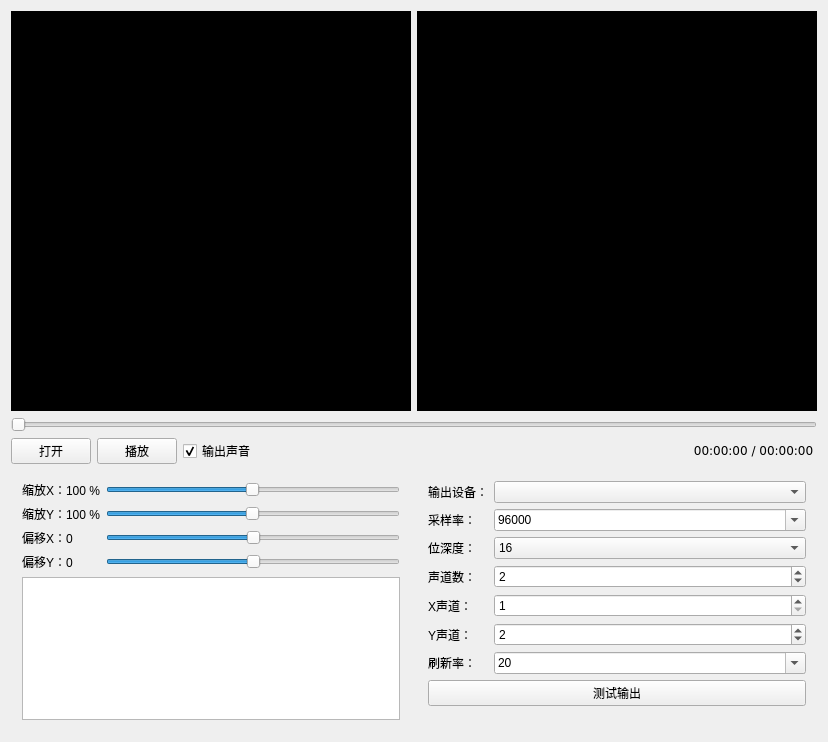
YJBeetle/OscilloscopePlayer, file mainwindow.ui: the form before one commit.
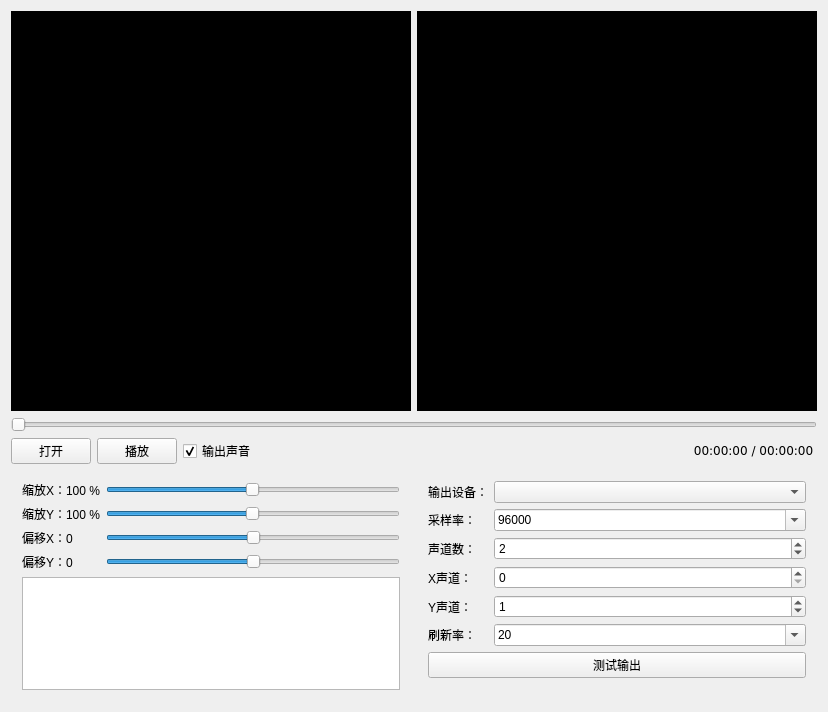
The form after the commit. Custom widgets are drawn as their Qt base class.

```diff
--- a/mainwindow.ui
+++ b/mainwindow.ui
@@ -7,7 +7,7 @@
     <x>0</x>
     <y>0</y>
     <width>824</width>
-    <height>742</height>
+    <height>712</height>
    </rect>
   </property>
   <property name="windowTitle">
@@ -144,7 +144,7 @@
      <widget class="QWidget" name="widget_2" native="true">
       <layout class="QGridLayout" name="gridLayout">
        <item row="4" column="1">
-        <widget class="QSpinBox" name="spinBoxChannelX">
+        <widget class="QSpinBox" name="spinBoxChannelY">
          <property name="sizePolicy">
           <sizepolicy hsizetype="Expanding" vsizetype="Fixed">
            <horstretch>0</horstretch>
@@ -152,10 +152,10 @@
           </sizepolicy>
          </property>
          <property name="minimum">
-          <number>1</number>
+          <number>0</number>
          </property>
          <property name="maximum">
-          <number>16</number>
+          <number>15</number>
          </property>
          <property name="value">
           <number>1</number>
@@ -169,6 +169,68 @@
          </property>
         </widget>
        </item>
+       <item row="5" column="1">
+        <widget class="QComboBox" name="comboBoxFPS">
+         <property name="editable">
+          <bool>true</bool>
+         </property>
+         <property name="currentIndex">
+          <number>2</number>
+         </property>
+         <item>
+          <property name="text">
+           <string>10</string>
+          </property>
+         </item>
+         <item>
+          <property name="text">
+           <string>15</string>
+          </property>
+         </item>
+         <item>
+          <property name="text">
+           <string>20</string>
+          </property>
+         </item>
+         <item>
+          <property name="text">
+           <string>24</string>
+          </property>
+         </item>
+         <item>
+          <property name="text">
+           <string>25</string>
+          </property>
+         </item>
+         <item>
+          <property name="text">
+           <string>30</string>
+          </property>
+         </item>
+         <item>
+          <property name="text">
+           <string>50</string>
+          </property>
+         </item>
+         <item>
+          <property name="text">
+           <string>60</string>
+          </property>
+         </item>
+         <item>
+          <property name="text">
+           <string>120</string>
+          </property>
+         </item>
+        </widget>
+       </item>
+       <item row="2" column="0">
+        <widget class="QLabel" name="label_3">
+         <property name="text">
+          <string>声道数：</string>
+         </property>
+        </widget>
+       </item>
        <item row="1" column="0">
         <widget class="QLabel" name="label_2">
          <property name="text">
@@ -257,185 +319,21 @@
          </item>
         </widget>
        </item>
-       <item row="3" column="1">
-        <widget class="QSpinBox" name="spinBoxChannel">
-         <property name="sizePolicy">
-          <sizepolicy hsizetype="Expanding" vsizetype="Fixed">
-           <horstretch>0</horstretch>
-           <verstretch>0</verstretch>
-          </sizepolicy>
-         </property>
-         <property name="minimum">
-          <number>1</number>
-         </property>
-         <property name="maximum">
-          <number>16</number>
-         </property>
-         <property name="value">
-          <number>2</number>
-         </property>
-        </widget>
-       </item>
-       <item row="3" column="0">
-        <widget class="QLabel" name="label_3">
-         <property name="text">
-          <string>声道数：</string>
-         </property>
-        </widget>
-       </item>
-       <item row="2" column="0">
-        <widget class="QLabel" name="label_12">
-         <property name="text">
-          <string>位深度：</string>
-         </property>
-        </widget>
-       </item>
-       <item row="5" column="0">
+       <item row="4" column="0">
         <widget class="QLabel" name="label_5">
          <property name="text">
           <string>Y声道：</string>
          </property>
         </widget>
        </item>
-       <item row="0" column="1">
-        <widget class="QComboBox" name="comboBoxList">
-         <property name="sizePolicy">
-          <sizepolicy hsizetype="Expanding" vsizetype="Fixed">
-           <horstretch>0</horstretch>
-           <verstretch>0</verstretch>
-          </sizepolicy>
-         </property>
-        </widget>
-       </item>
-       <item row="6" column="1">
-        <widget class="QComboBox" name="comboBoxFPS">
-         <property name="editable">
-          <bool>true</bool>
-         </property>
-         <property name="currentIndex">
-          <number>2</number>
-         </property>
-         <item>
-          <property name="text">
-           <string>10</string>
-          </property>
-         </item>
-         <item>
-          <property name="text">
-           <string>15</string>
-          </property>
-         </item>
-         <item>
-          <property name="text">
-           <string>20</string>
-          </property>
-         </item>
-         <item>
-          <property name="text">
-           <string>24</string>
-          </property>
-         </item>
-         <item>
-          <property name="text">
-           <string>25</string>
-          </property>
-         </item>
-         <item>
-          <property name="text">
-           <string>30</string>
-          </property>
-         </item>
-         <item>
-          <property name="text">
-           <string>50</string>
-          </property>
-         </item>
-         <item>
-          <property name="text">
-           <string>60</string>
-          </property>
-         </item>
-         <item>
-          <property name="text">
-           <string>120</string>
-          </property>
-         </item>
-        </widget>
-       </item>
-       <item row="2" column="1">
-        <widget class="QComboBox" name="comboBoxSize">
-         <property name="currentIndex">
-          <number>1</number>
-         </property>
-         <item>
-          <property name="text">
-           <string>8</string>
-          </property>
-         </item>
-         <item>
-          <property name="text">
-           <string>16</string>
-          </property>
-         </item>
-         <item>
-          <property name="text">
-           <string>24</string>
-          </property>
-         </item>
-         <item>
-          <property name="text">
-           <string>32</string>
-          </property>
-         </item>
-        </widget>
-       </item>
-       <item row="6" column="0">
+       <item row="5" column="0">
         <widget class="QLabel" name="label_13">
          <property name="text">
           <string>刷新率：</string>
          </property>
         </widget>
        </item>
-       <item row="4" column="0">
-        <widget class="QLabel" name="label_4">
-         <property name="text">
-          <string>X声道：</string>
-         </property>
-        </widget>
-       </item>
-       <item row="5" column="1">
-        <widget class="QSpinBox" name="spinBoxChannelY">
-         <property name="sizePolicy">
-          <sizepolicy hsizetype="Expanding" vsizetype="Fixed">
-           <horstretch>0</horstretch>
-           <verstretch>0</verstretch>
-          </sizepolicy>
-         </property>
-         <property name="minimum">
-          <number>1</number>
-         </property>
-         <property name="maximum">
-          <number>16</number>
-         </property>
-         <property name="value">
-          <number>2</number>
-         </property>
-        </widget>
-       </item>
        <item row="7" column="0" colspan="2">
-        <widget class="QPushButton" name="pushButtonTest">
-         <property name="maximumSize">
-          <size>
-           <width>16777215</width>
-           <height>31</height>
-          </size>
-         </property>
-         <property name="text">
-          <string>测试输出</string>
-         </property>
-        </widget>
-       </item>
-       <item row="8" column="0" colspan="2">
         <spacer name="verticalSpacer">
          <property name="orientation">
           <enum>Qt::Vertical</enum>
@@ -448,6 +346,74 @@
          </property>
         </spacer>
        </item>
+       <item row="2" column="1">
+        <widget class="QSpinBox" name="spinBoxChannel">
+         <property name="sizePolicy">
+          <sizepolicy hsizetype="Expanding" vsizetype="Fixed">
+           <horstretch>0</horstretch>
+           <verstretch>0</verstretch>
+          </sizepolicy>
+         </property>
+         <property name="minimum">
+          <number>1</number>
+         </property>
+         <property name="maximum">
+          <number>16</number>
+         </property>
+         <property name="value">
+          <number>2</number>
+         </property>
+        </widget>
+       </item>
+       <item row="3" column="0">
+        <widget class="QLabel" name="label_4">
+         <property name="text">
+          <string>X声道：</string>
+         </property>
+        </widget>
+       </item>
+       <item row="6" column="0" colspan="2">
+        <widget class="QPushButton" name="pushButtonTest">
+         <property name="maximumSize">
+          <size>
+           <width>16777215</width>
+           <height>31</height>
+          </size>
+         </property>
+         <property name="text">
+          <string>测试输出</string>
+         </property>
+        </widget>
+       </item>
+       <item row="3" column="1">
+        <widget class="QSpinBox" name="spinBoxChannelX">
+         <property name="sizePolicy">
+          <sizepolicy hsizetype="Expanding" vsizetype="Fixed">
+           <horstretch>0</horstretch>
+           <verstretch>0</verstretch>
+          </sizepolicy>
+         </property>
+         <property name="minimum">
+          <number>0</number>
+         </property>
+         <property name="maximum">
+          <number>15</number>
+         </property>
+         <property name="value">
+          <number>0</number>
+         </property>
+        </widget>
+       </item>
+       <item row="0" column="1">
+        <widget class="QComboBox" name="comboBoxList">
+         <property name="sizePolicy">
+          <sizepolicy hsizetype="Expanding" vsizetype="Fixed">
+           <horstretch>0</horstretch>
+           <verstretch>0</verstretch>
+          </sizepolicy>
+         </property>
+        </widget>
+       </item>
       </layout>
      </widget>
     </item>
```
